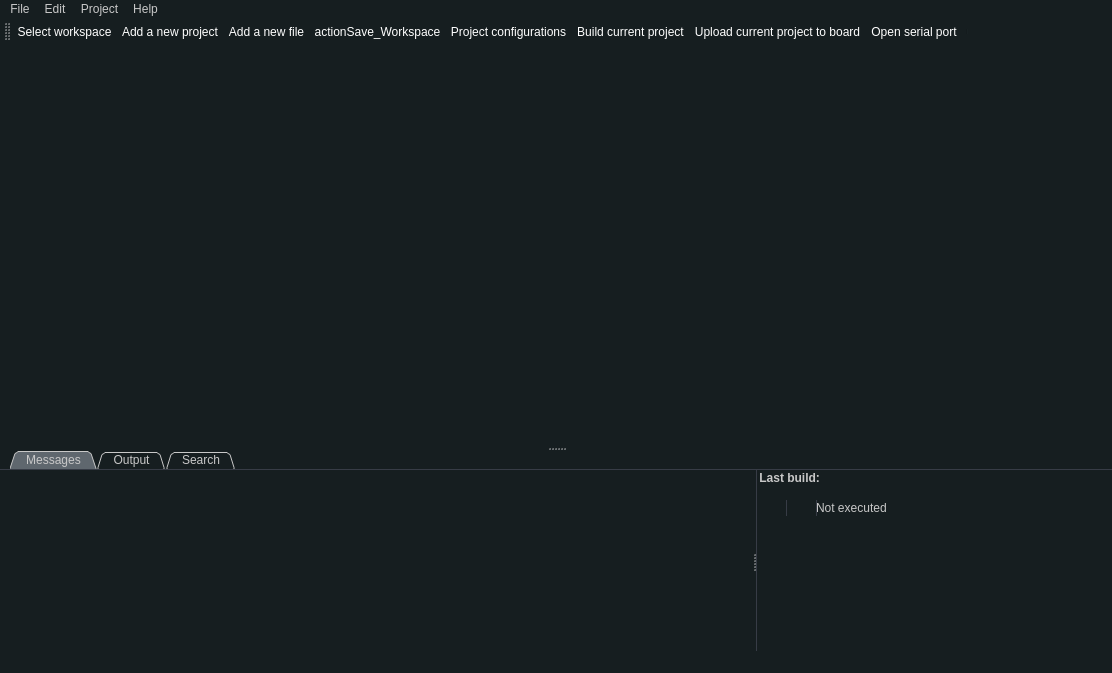
Old version of the form src/mainwindow.ui in the repository aporto/mariamole.
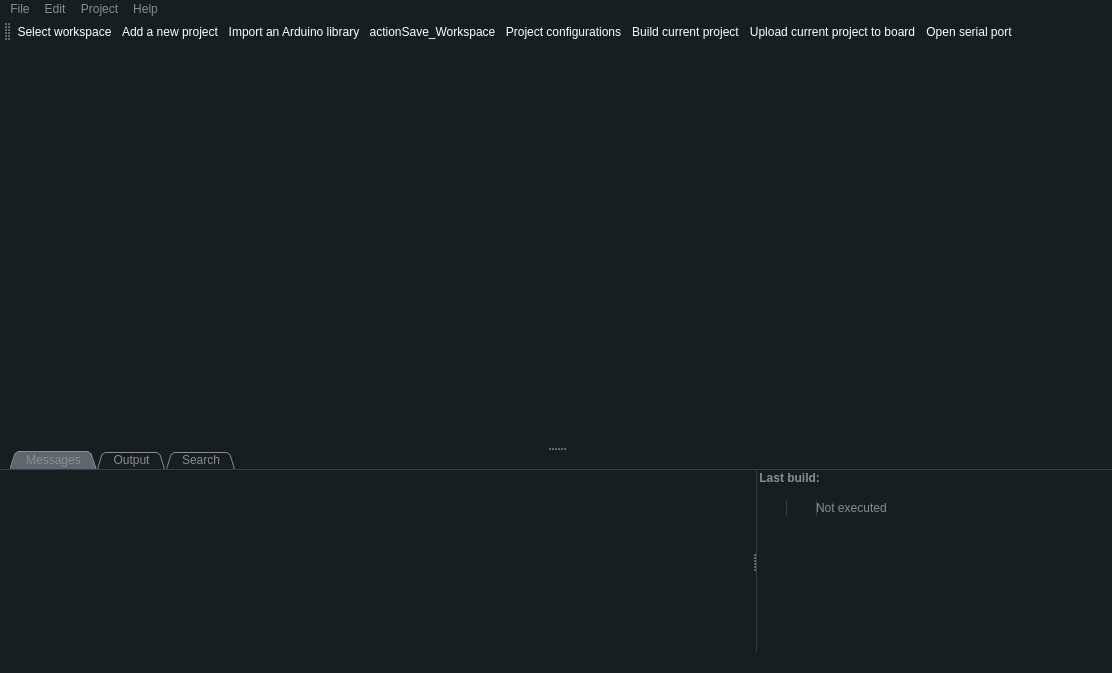
New version of the form. The open tabs and pages were chosen to show the change. Icons and pictures are not drawn.

Diff of the .ui file:
```diff
--- a/src/mainwindow.ui
+++ b/src/mainwindow.ui
@@ -23,36 +23,64 @@
  }
 
 QWidget {
-	color:rgb(200,200,200);
+	color:rgb(140, 140, 140);
+	bbbe: rgb(200,200,200);
 	background-color: rgb(22, 30, 32);
 	selection-background-color: rgb(68, 85, 89);
 }
 
 QScrollBar:horizontal {
-     border: 2px solid grey;
-     background: #32CC99;
-     height: 15px;
+     border: 1px solid rgb(34, 30, 32);
+	min-height: 15px;
+     _background: rgb(20, 26, 18);
      margin: 0px 20px 0 20px;
  }
- QScrollBar::handle:horizontal {
-     background: white;
-     min-width: 20px;
+ QScrollBar:vertical {
+     border: 1px solid rgb(34, 30, 32);
+	min-height: 15px;
+     _background: rgb(20, 26, 18);
+     margin: 20px 0px 20px 0px;
  }
- QScrollBar::add-line:horizontal {
-     border: 2px solid grey;
-     background: #32CC99;
+ QScrollBar::handle {
+     background: rgb(44, 50, 52);     
+	 min-width: 20px;
+ }
+  QScrollBar::add-line:horizontal {
+     border: 1px solid rgb(34, 30, 32);
+     background: rgb(74, 90, 92);
      width: 20px;
      subcontrol-position: right;
      subcontrol-origin: margin;
  }
+ QScrollBar::add-line:vertical {
+     border: 1px solid rgb(34, 30, 32);
+     background: rgb(74, 90, 92);
+     height: 20px;
+     subcontrol-position: top;
+     subcontrol-origin: margin;
+ }
 
  QScrollBar::sub-line:horizontal {
-     border: 2px solid grey;
-     background: #32CC99;
+     border: 1px solid rgb(34, 30, 32);
+     background: rgb(74, 90, 92);
      width: 20px;
      subcontrol-position: left;
      subcontrol-origin: margin;
  }
+ QScrollBar::sub-line:vertical {
+     border: 1px solid rgb(34, 30, 32);
+     background: rgb(74, 90, 92);
+     height: 20px;
+     subcontrol-position: bottom;
+     subcontrol-origin: margin;
+ }
+
+ QScrollBar::add-page:horizontal, QScrollBar::sub-page:horizontal {
+    background: none;
+    }
+QScrollBar::add-page:vertical, QScrollBar::sub-page:vertical {
+    background: none;
+    }
 </string>
   </property>
   <widget class="QWidget" name="centralWidget">
@@ -77,7 +105,8 @@
       <widget class="QSplitter" name="splitter">
        <property name="styleSheet">
         <string notr="true">border: 0px solid;
-background-color: rgb(14, 22, 24);</string>
+background-color: rgb(22, 30, 32);
+aaa: rgb(14, 22, 24);</string>
        </property>
        <property name="orientation">
         <enum>Qt::Horizontal</enum>
@@ -212,7 +241,7 @@
         <enum>QTabWidget::Triangular</enum>
        </property>
        <property name="currentIndex">
-        <number>2</number>
+        <number>0</number>
        </property>
        <property name="tabsClosable">
         <bool>false</bool>
@@ -260,7 +289,8 @@
             <property name="styleSheet">
              <string notr="true">border:none;
 padding: 5px;
-background-color: rgb(22, 30, 32);</string>
+background-color: rgb(22, 30, 32);
+color:rgb(140,140,140);</string>
             </property>
            </widget>
            <widget class="QStackedWidget" name="buildStatus">
@@ -844,7 +874,7 @@
    </attribute>
    <addaction name="actionSelect_workspace"/>
    <addaction name="actionAdd_a_new_project"/>
-   <addaction name="actionAdd_a_new_file"/>
+   <addaction name="actionImport_arduino_library"/>
    <addaction name="actionSave_Workspace"/>
    <addaction name="actionProject_configurations"/>
    <addaction name="actionBuild_project"/>
@@ -881,16 +911,16 @@
     <string>Add a new project</string>
    </property>
   </action>
-  <action name="actionAdd_a_new_file">
+  <action name="actionImport_arduino_library">
    <property name="icon">
     <iconset resource="mainwindow.qrc">
      <normaloff>:/MainWindow/resources/toolbar/add_file.png</normaloff>:/MainWindow/resources/toolbar/add_file.png</iconset>
    </property>
    <property name="text">
-    <string>Add a new file</string>
+    <string>Import an Arduino library</string>
    </property>
    <property name="toolTip">
-    <string>Add a new file</string>
+    <string>Import an Arduino library</string>
    </property>
   </action>
   <action name="actionSave_Workspace">
```
